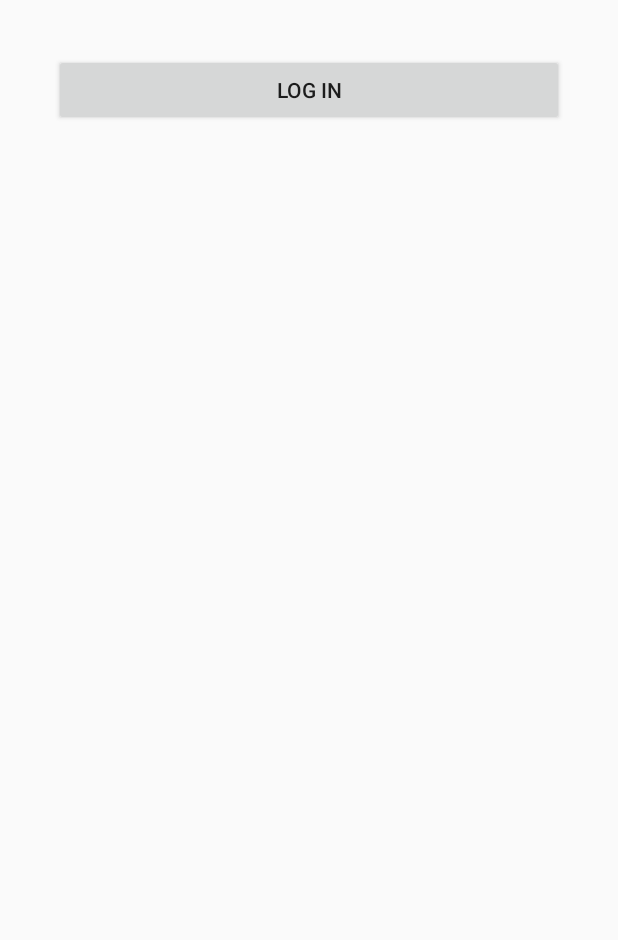
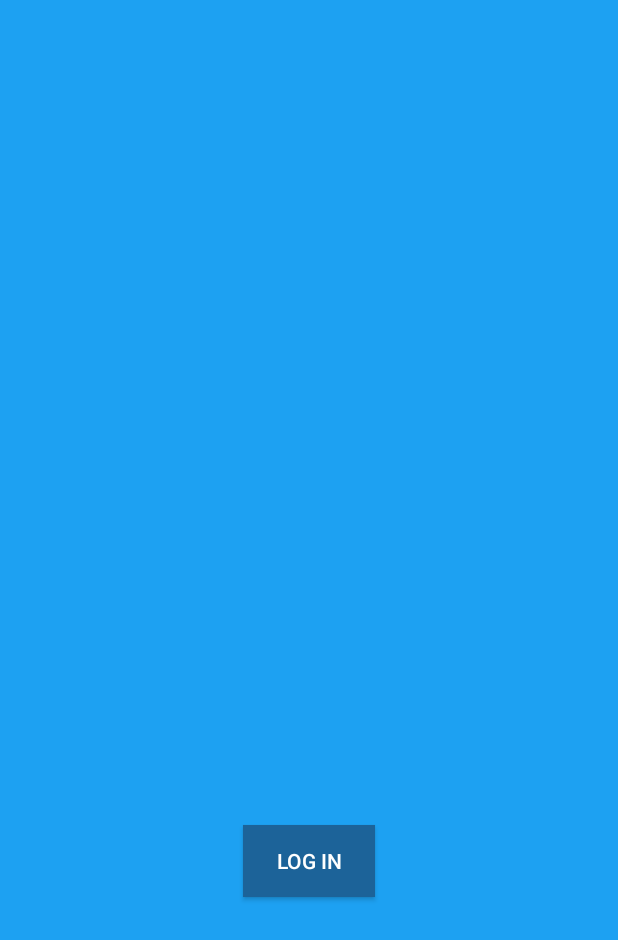
Before and after one commit to Draketheb4dass/Twii.ter-2.0, an Android app: the layout activity_login.xml on its own in the app's theme, with its tools: preview values and no code run, on a phone screen of 412 x 824 dp. Shown: the top 940 px of the screen. Run offline under Robolectric (Android 15) with nearby library versions, the phone set to English and light mode, and no system bars.

Commit message:
Login activity design implemented
Signed-off-by: Jephte Drake Colin <drakecolinj@gmail.com>

```diff
--- a/app/src/main/res/layout/activity_login.xml
+++ b/app/src/main/res/layout/activity_login.xml
@@ -6,13 +6,17 @@
     android:paddingLeft="@dimen/activity_horizontal_margin"
     android:paddingRight="@dimen/activity_horizontal_margin"
     android:paddingTop="@dimen/activity_vertical_margin"
+    android:background="@color/colorPrimary"
     tools:context=".LoginActivity" >
 
     <Button
-        android:layout_width="match_parent"
+        android:layout_width="wrap_content"
         android:layout_height="wrap_content"
+        android:layout_alignParentBottom="true"
         android:layout_centerHorizontal="true"
-        android:layout_margin="20dp"
+        android:layout_marginBottom="210dp"
+        android:background="@color/colorPrimaryDark"
+        android:textColor="@color/white"
         android:onClick="loginToRest"
         android:text="@string/login_label" />
 
```
Also changed, not shown: app/src/main/AndroidManifest.xml (+6 -3 lines), app/src/main/java/com/codepath/apps/restclienttemplate/DetailActivity.java (added, +13 -0 lines), app/src/main/res/layout/activity_detail.xml (added, +42 -0 lines), 1 other file.
